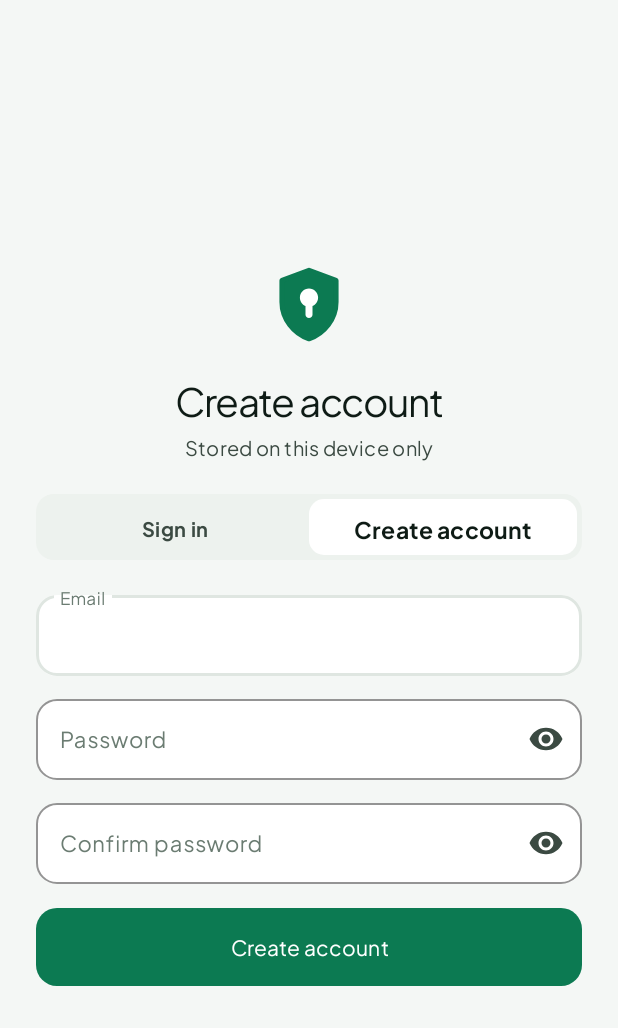
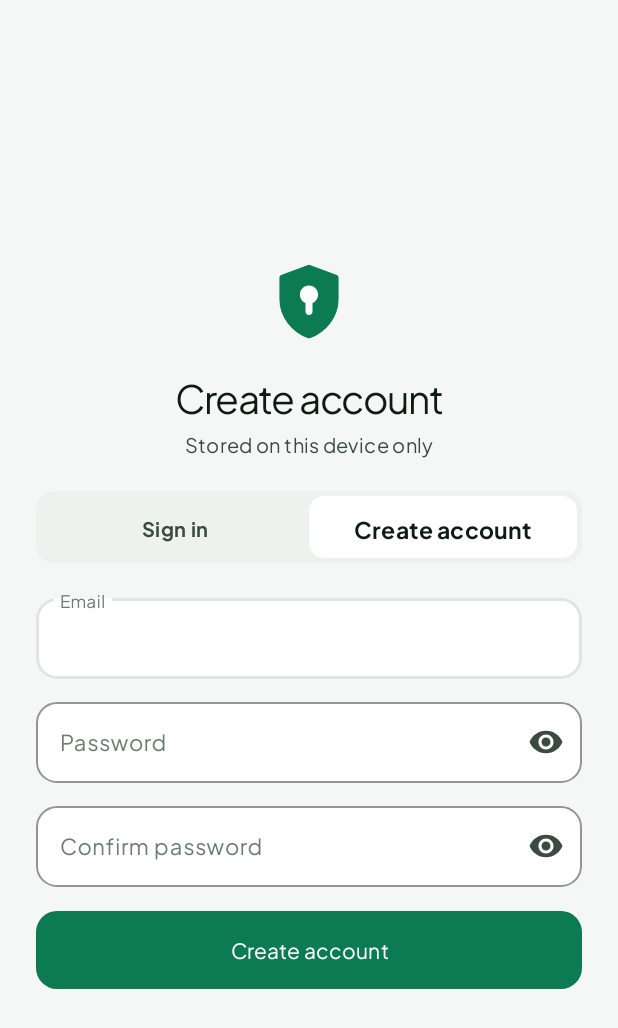
Before and after one commit to alistairfoxlondon-pixel/Joe-Anti-detect-Browser-Mobile, an Android app: the screen it shows after launch (AccountActivity), on a phone screen of 412 x 824 dp. Shown: the top 1028 px of the screen. Run offline under Robolectric (Android 15) with nearby library versions, the phone set to English and light mode, and no system bars.

Commit message:
Account: 48dp mode switch and forgot-password target, accent-coloured recovery link
Co-authored-by: arena-agent <297053741+arena-agent@users.noreply.github.com>

```diff
--- a/app/src/main/res/layout/activity_account.xml
+++ b/app/src/main/res/layout/activity_account.xml
@@ -61,7 +61,7 @@
             <!-- Mode switch: two equal halves, the active one is filled. -->
             <LinearLayout
                 android:layout_width="match_parent"
-                android:layout_height="44dp"
+                android:layout_height="48dp"
                 android:layout_marginTop="22dp"
                 android:background="@drawable/bg_segment"
                 android:orientation="horizontal"
@@ -73,6 +73,8 @@
                     android:layout_height="match_parent"
                     android:layout_weight="1"
                     android:background="@drawable/bg_segment_thumb"
+                    android:clickable="true"
+                    android:focusable="true"
                     android:gravity="center"
                     android:text="@string/account_signin"
                     android:textColor="@color/text"
@@ -84,6 +86,8 @@
                     android:layout_width="0dp"
                     android:layout_height="match_parent"
                     android:layout_weight="1"
+                    android:clickable="true"
+                    android:focusable="true"
                     android:gravity="center"
                     android:text="@string/account_create"
                     android:textColor="@color/text_dim"
@@ -164,12 +168,14 @@
                 android:id="@+id/forgotPassword"
                 style="@style/Text.Jb.Caption"
                 android:layout_width="match_parent"
-                android:layout_height="44dp"
-                android:layout_marginTop="6dp"
+                android:layout_height="48dp"
+                android:layout_marginTop="4dp"
                 android:background="?attr/selectableItemBackgroundBorderless"
+                android:clickable="true"
+                android:focusable="true"
                 android:gravity="center"
                 android:text="@string/account_forgot"
-                android:textColor="@color/text_dim" />
+                android:textColor="@color/accent" />
 
             <!-- Replaces the old full-width text toggle; the segmented control is the switcher. -->
             <TextView
```
